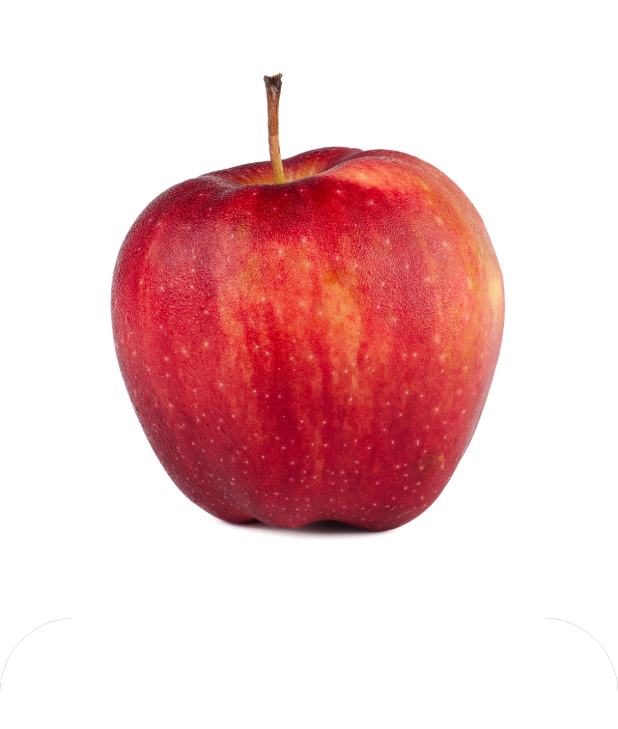
After one commit to DavihFerraz/GreenGrocer, a Flutter app: the HomeTab screen opened directly, after a tap on "Maca", on a phone screen of 412 x 824 dp. The commit adds this screen. Shown: the top 729 px of the screen. Run offline on Flutter 3.47's test engine with Material 2 defaults, Android fonts, the phone set to English and light mode, and no system bars; our stand-ins replace animated_text_kit, badges, mask_text_input_formatter.

Commit message:
Criando pagina da descricao do produto

```diff
--- a/lib/src/pages/home/components/item_tile.dart
+++ b/lib/src/pages/home/components/item_tile.dart
@@ -1,6 +1,7 @@
 import 'package:flutter/material.dart';
 import 'package:green_grocer/src/models/item_model.dart';
 import 'package:green_grocer/src/pages/auth/config/custom_colors.dart';
+import 'package:green_grocer/src/pages/product/product_screen.dart';
 import 'package:green_grocer/src/services/util_services.dart';
 
 class ItemTile extends StatelessWidget {
@@ -15,7 +16,19 @@ class ItemTile extends StatelessWidget {
   Widget build(BuildContext context) {
     return Stack(
       children: [
-        Card(
+        GestureDetector(
+          onTap: () {
+            Navigator.of(context).push(
+              MaterialPageRoute(
+                builder: (context) {
+                  return ProductScreen(
+                    item: item,
+                  );
+                },
+              ),
+            );
+          },
+          child: Card(
             elevation: 3,
             shadowColor: Colors.grey.shade300,
             shape: RoundedRectangleBorder(
@@ -66,6 +79,7 @@ class ItemTile extends StatelessWidget {
               ),
             ),
           ),
+        ),
         Positioned(
           right: 4,
           top: 4,
--- /dev/null
+++ b/lib/src/pages/product/product_screen.dart
@@ -0,0 +1,35 @@
+import 'package:flutter/material.dart';
+import 'package:green_grocer/src/models/item_model.dart';
+
+class ProductScreen extends StatelessWidget {
+  const ProductScreen({super.key, required this.item});
+  final ItemModel item;
+
+  @override
+  Widget build(BuildContext context) {
+    return Scaffold(
+      backgroundColor: Colors.white.withAlpha(230),
+      body: Column(
+        children: [
+          Expanded(
+            child: Image.asset(item.imageUrl),
+          ),
+          Expanded(
+            child: Container(
+              decoration: BoxDecoration(
+                  color: Colors.white,
+                  borderRadius: const BorderRadius.vertical(
+                    top: Radius.circular(50),
+                  ),
+                  boxShadow: [
+                    BoxShadow(
+                      color: Colors.grey.shade600,
+                    )
+                  ]),
+            ),
+          )
+        ],
+      ),
+    );
+  }
+}
```
Lines whose indentation alone changed are shown as unchanged.
